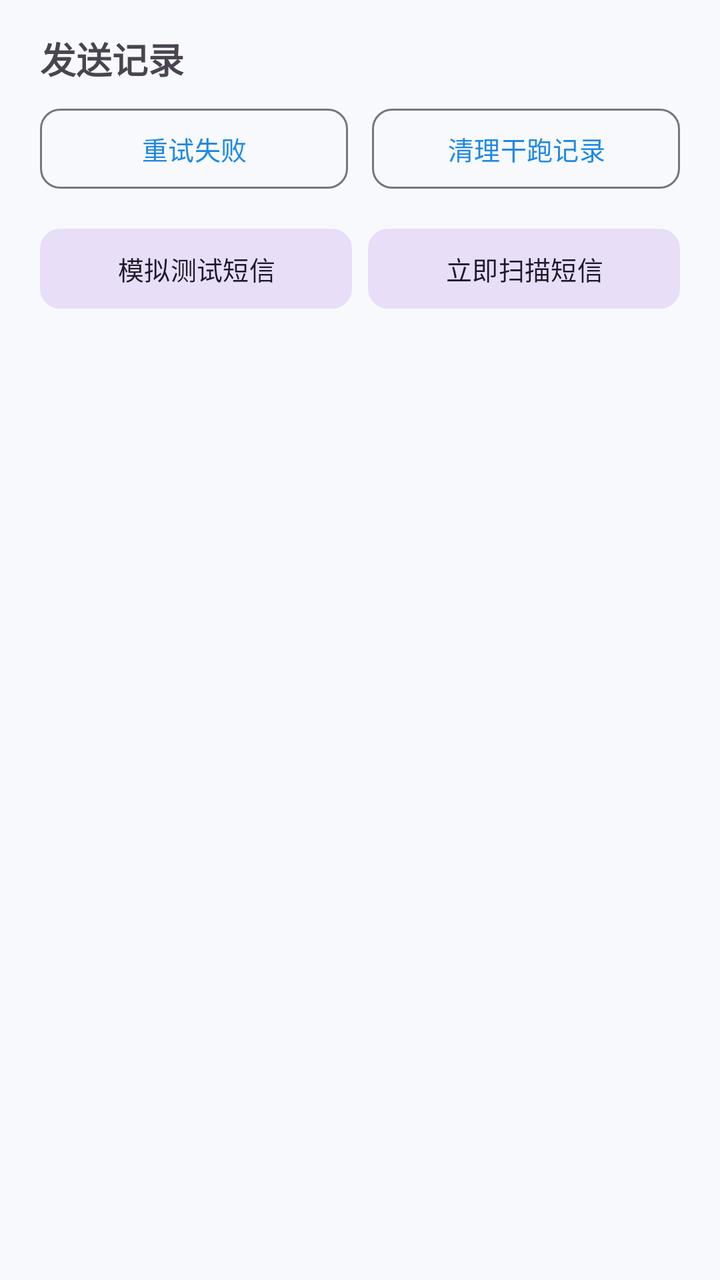
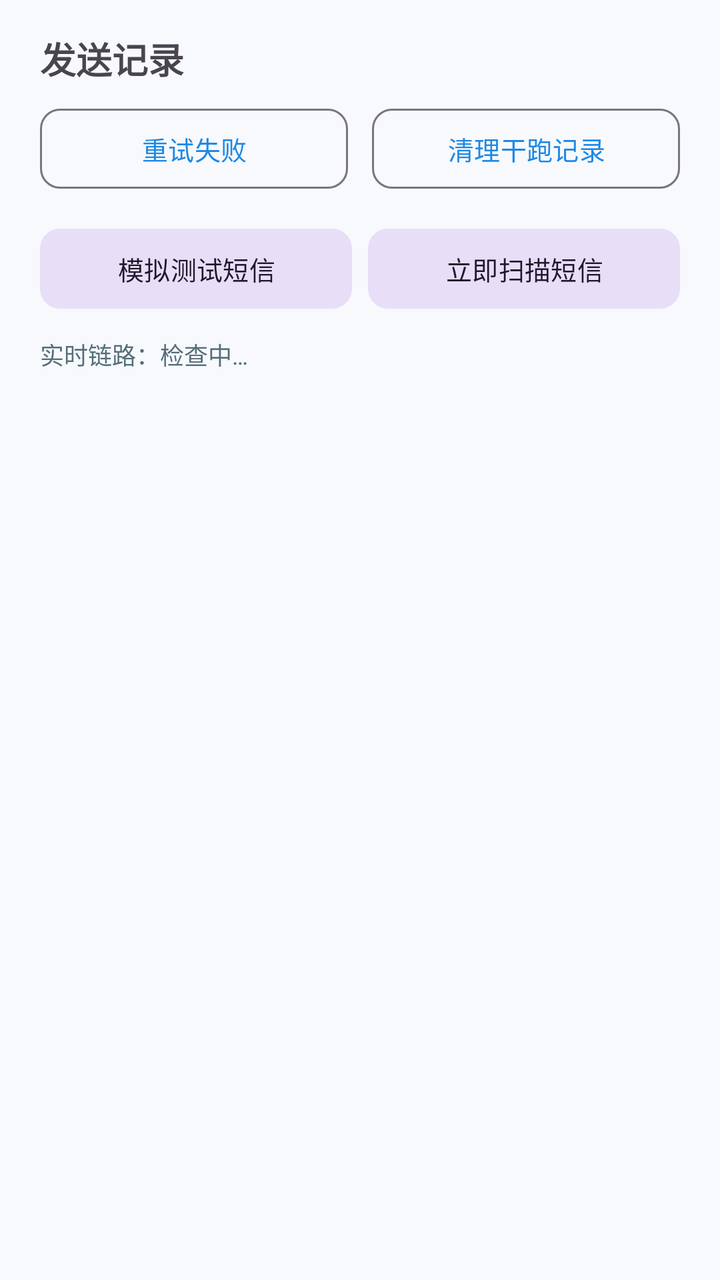

Compare the two renders of this Android layout. The source of the first and the diff that turns it into the second are given below.
<!-- AndroidManifest.xml: application theme Theme.SmsForwarder -->
<!-- res/layout/activity_status.xml -->
<?xml version="1.0" encoding="utf-8"?>
<LinearLayout xmlns:android="http://schemas.android.com/apk/res/android"
    xmlns:app="http://schemas.android.com/apk/res-auto"
    android:layout_width="match_parent"
    android:layout_height="match_parent"
    android:orientation="vertical">

    <TextView
        android:layout_width="wrap_content"
        android:layout_height="wrap_content"
        android:layout_marginStart="20dp"
        android:layout_marginTop="16dp"
        android:text="发送记录"
        android:textSize="18sp"
        android:textStyle="bold" />

    <LinearLayout
        android:layout_width="match_parent"
        android:layout_height="wrap_content"
        android:layout_marginStart="20dp"
        android:layout_marginTop="8dp"
        android:layout_marginEnd="20dp"
        android:orientation="horizontal">

        <com.google.android.material.button.MaterialButton
            android:id="@+id/btn_retry_failed"
            android:layout_width="0dp"
            android:layout_height="wrap_content"
            android:layout_weight="1"
            android:text="重试失败"
            android:textSize="13sp"
            style="@style/Widget.Material3.Button.OutlinedButton"
            app:cornerRadius="10dp" />

        <Space
            android:layout_width="12dp"
            android:layout_height="1dp" />

        <com.google.android.material.button.MaterialButton
            android:id="@+id/btn_clear_dryrun"
            android:layout_width="0dp"
            android:layout_height="wrap_content"
            android:layout_weight="1"
            android:text="清理干跑记录"
            android:textSize="13sp"
            style="@style/Widget.Material3.Button.OutlinedButton"
            app:cornerRadius="10dp" />

    </LinearLayout>

    <LinearLayout
        android:layout_width="match_parent"
        android:layout_height="wrap_content"
        android:layout_marginStart="20dp"
        android:layout_marginTop="12dp"
        android:layout_marginEnd="20dp"
        android:orientation="horizontal">

        <com.google.android.material.button.MaterialButton
            android:id="@+id/btn_simulate"
            android:layout_width="0dp"
            android:layout_height="wrap_content"
            android:layout_weight="1"
            android:text="模拟测试短信"
            android:textSize="13sp"
            style="@style/Widget.Material3.Button.TonalButton"
            app:cornerRadius="10dp" />

        <Space
            android:layout_width="8dp"
            android:layout_height="1dp" />

        <com.google.android.material.button.MaterialButton
            android:id="@+id/btn_scan_now"
            android:layout_width="0dp"
            android:layout_height="wrap_content"
            android:layout_weight="1"
            android:text="立即扫描短信"
            android:textSize="13sp"
            style="@style/Widget.Material3.Button.TonalButton"
            app:cornerRadius="10dp" />

    </LinearLayout>

    <TextView
        android:id="@+id/tv_permission_hint"
        android:layout_width="match_parent"
        android:layout_height="wrap_content"
        android:layout_marginStart="20dp"
        android:layout_marginTop="8dp"
        android:layout_marginEnd="20dp"
        android:textColor="#D32F2F"
        android:textSize="13sp"
        android:visibility="gone" />

    <androidx.recyclerview.widget.RecyclerView
        android:id="@+id/recycler_sms"
        android:layout_width="match_parent"
        android:layout_height="0dp"
        android:layout_weight="1"
        android:layout_marginTop="8dp"
        android:clipToPadding="false"
        android:paddingBottom="16dp" />

</LinearLayout>
<!-- resources referenced by this layout -->
<resources>
  <style name="Theme.SmsForwarder" parent="Theme.Material3.DayNight.NoActionBar">
          <item name="colorPrimary">@color/primary</item>
          <item name="colorOnPrimary">@color/on_primary</item>
          <item name="colorPrimaryContainer">@color/primary_container</item>
          <item name="colorOnPrimaryContainer">@color/on_primary_container</item>
          <item name="android:colorBackground">@color/background</item>
      </style>
  <color name="primary">#1E88E5</color>
  <color name="on_primary">#FFFFFF</color>
  <color name="primary_container">#D7E8FB</color>
  <color name="on_primary_container">#0A3B66</color>
  <color name="background">#F7F9FC</color>
</resources>

<!-- the commit's change to res/layout/activity_status.xml (unified diff, before → after) -->
@@ -83,6 +83,17 @@
     </LinearLayout>
 
     <TextView
+        android:id="@+id/tv_realtime"
+        android:layout_width="match_parent"
+        android:layout_height="wrap_content"
+        android:layout_marginStart="20dp"
+        android:layout_marginTop="10dp"
+        android:layout_marginEnd="20dp"
+        android:textColor="#546E7A"
+        android:textSize="12sp"
+        android:text="实时链路：检查中…" />
+
+    <TextView
         android:id="@+id/tv_permission_hint"
         android:layout_width="match_parent"
         android:layout_height="wrap_content"
